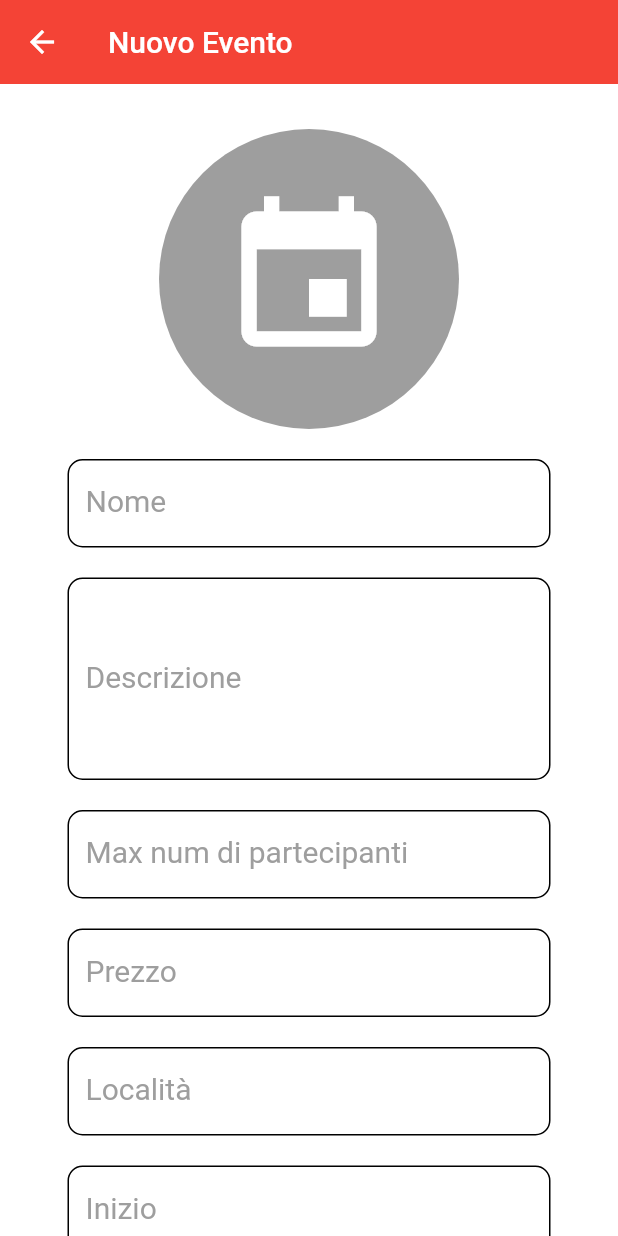
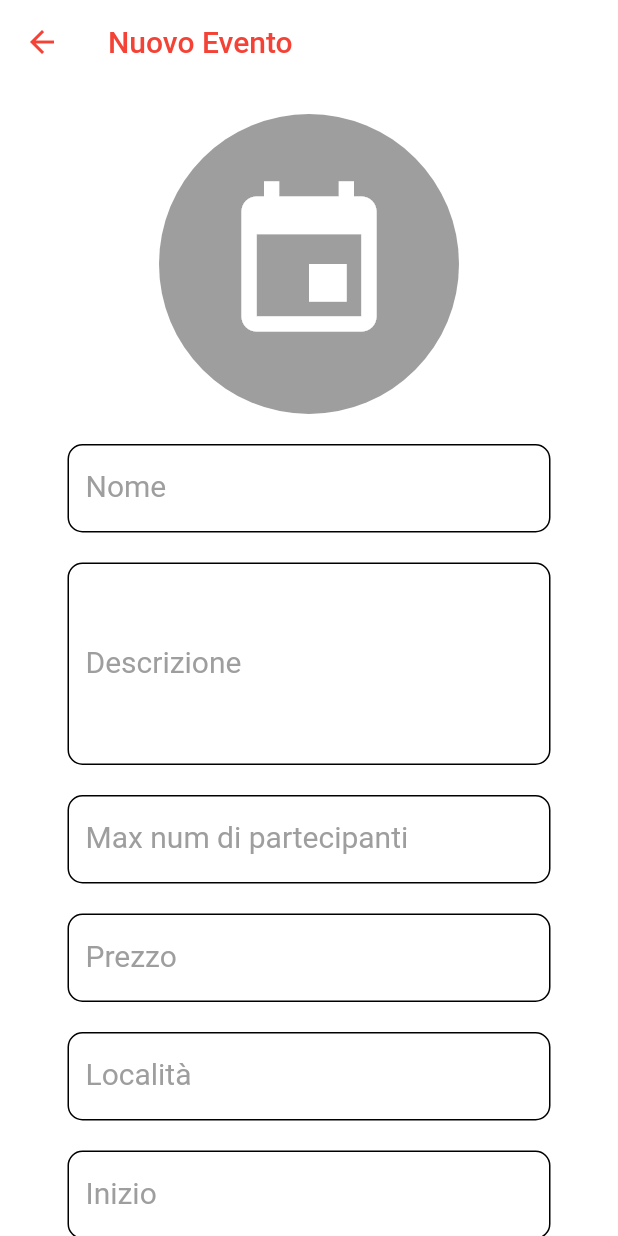
Before and after one commit to benFactotum99/Social-4-events-flutter-version, a Flutter app: the HomeView screen opened directly, after a tap on the "add box" icon, on a phone screen of 412 x 824 dp. Run offline on Flutter 3.47's test engine with Material 2 defaults, Android fonts, the phone set to English and light mode, and no system bars; our stand-ins replace animated_splash_screen, cloud_firestore, email_validator, firebase_auth, firebase_core, firebase_storage and 6 more; missing offline and left inert: dart:ffi; accounts and stored records are empty.

Commit message:
modifiche grafiche

```diff
--- a/lib/view/add/add_event_view.dart
+++ b/lib/view/add/add_event_view.dart
@@ -58,14 +58,14 @@ class _AddEventViewState extends State<AddEventView> {
       },
       child: Scaffold(
         appBar: AppBar(
-          backgroundColor: Colors.red,
-          iconTheme: const IconThemeData(color: Colors.white),
+          backgroundColor: Colors.white,
+          iconTheme: const IconThemeData(color: Colors.red),
           elevation: 0,
           centerTitle: false,
           title: const Text(
             "Nuovo Evento",
             style: TextStyle(
-              color: Colors.white,
+              color: Colors.red,
             ),
           ),
         ),
@@ -74,7 +74,7 @@ class _AddEventViewState extends State<AddEventView> {
             SliverToBoxAdapter(
               child: Padding(
                 padding:
-                    EdgeInsets.only(top: 30, left: 45, right: 45, bottom: 30),
+                    EdgeInsets.only(top: 20, left: 45, right: 45, bottom: 30),
                 child: Form(
                   key: formKey,
                   child: Column(
--- a/lib/view/home/home_view.dart
+++ b/lib/view/home/home_view.dart
@@ -44,7 +44,7 @@ class _HomeViewState extends State<HomeView> {
   @override
   Widget build(BuildContext context) {
     return Scaffold(
-      backgroundColor: Colors.red,
+      backgroundColor: Colors.white,
       appBar: AppBar(
         /*bottom: PreferredSize(
           preferredSize: const Size.fromHeight(0.0),
@@ -53,14 +53,14 @@ class _HomeViewState extends State<HomeView> {
             height: 0.5,
           ),
         ),*/
-        backgroundColor: Colors.red,
+        backgroundColor: Colors.white,
         iconTheme: IconThemeData(color: Colors.black),
         elevation: 1,
         centerTitle: false,
         title: Text(
           "Social4Events",
           style: TextStyle(
-            color: Colors.white,
+            color: Colors.red,
             fontWeight: FontWeight.bold,
             fontSize: 25,
           ),
@@ -69,7 +69,7 @@ class _HomeViewState extends State<HomeView> {
           IconButton(
             icon: Icon(
               Icons.add_box_outlined,
-              color: Colors.white,
+              color: Colors.red,
             ),
             onPressed: () {
               Navigator.of(context).push(
--- a/lib/view/search/search_view.dart
+++ b/lib/view/search/search_view.dart
@@ -11,7 +11,7 @@ class _SearchViewState extends State<SearchView> {
   @override
   Widget build(BuildContext context) {
     return Scaffold(
-      appBar: AppBar(
+      /*appBar: AppBar(
         backgroundColor: Colors.red,
         iconTheme: IconThemeData(color: Colors.black),
         elevation: 0,
@@ -22,7 +22,7 @@ class _SearchViewState extends State<SearchView> {
             color: Colors.white,
           ),
         ),
-      ),
+      ),*/
       body: Center(),
     );
   }
```
Also changed, not shown: lib/view/add/add_event_location_view.dart (+4 -4 lines), lib/view/home/event_detail_location_view.dart (+4 -4 lines), lib/view/home/event_detail_view.dart (+4 -4 lines), lib/view/user/user_view.dart (+4 -4 lines).
